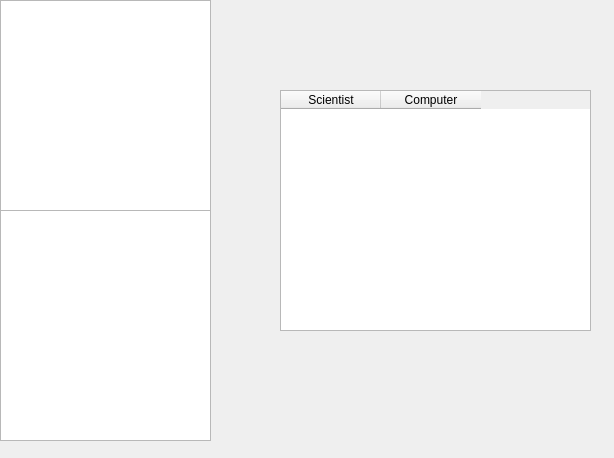
Above: EndurvinnslustöðATeam/Skil3/Ui/linktogether.ui from trunti/verklegtn-m before the change. Below: the same form after it.
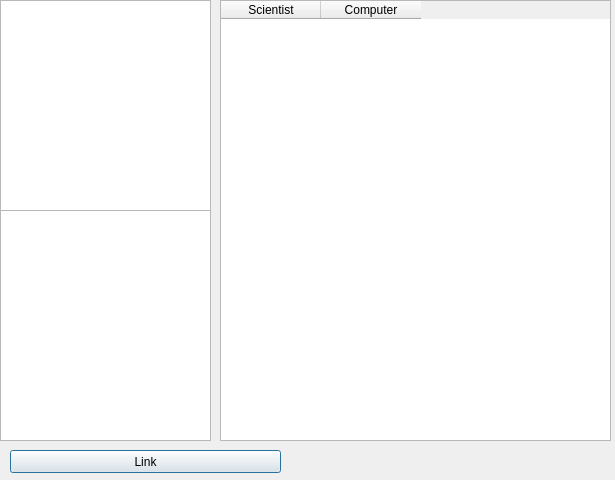
That is the form after the change.

The edit to the form file:
```diff
--- a/EndurvinnslustöðATeam/Skil3/Ui/linktogether.ui
+++ b/EndurvinnslustöðATeam/Skil3/Ui/linktogether.ui
@@ -6,8 +6,8 @@
    <rect>
     <x>0</x>
     <y>0</y>
-    <width>614</width>
-    <height>458</height>
+    <width>615</width>
+    <height>480</height>
    </rect>
   </property>
   <property name="windowTitle">
@@ -36,10 +36,10 @@
   <widget class="QTableWidget" name="table_relation">
    <property name="geometry">
     <rect>
-     <x>280</x>
-     <y>90</y>
-     <width>311</width>
-     <height>241</height>
+     <x>220</x>
+     <y>0</y>
+     <width>391</width>
+     <height>441</height>
     </rect>
    </property>
    <column>
@@ -53,6 +53,19 @@
     </property>
    </column>
   </widget>
+  <widget class="QPushButton" name="button_link">
+   <property name="geometry">
+    <rect>
+     <x>10</x>
+     <y>450</y>
+     <width>271</width>
+     <height>23</height>
+    </rect>
+   </property>
+   <property name="text">
+    <string>Link</string>
+   </property>
+  </widget>
  </widget>
  <resources/>
  <connections/>
```
